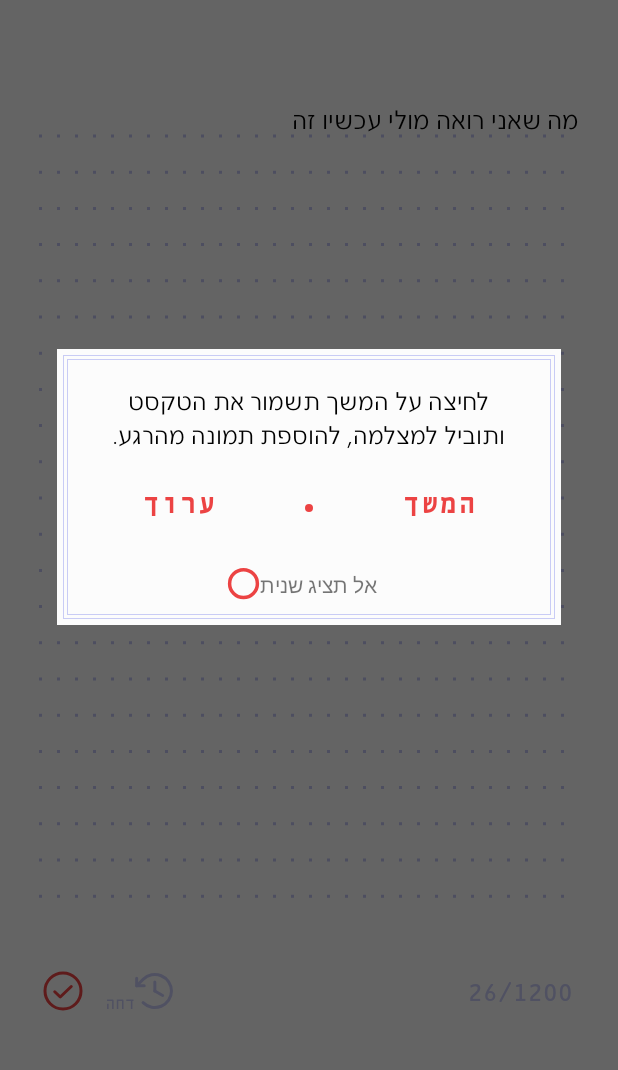
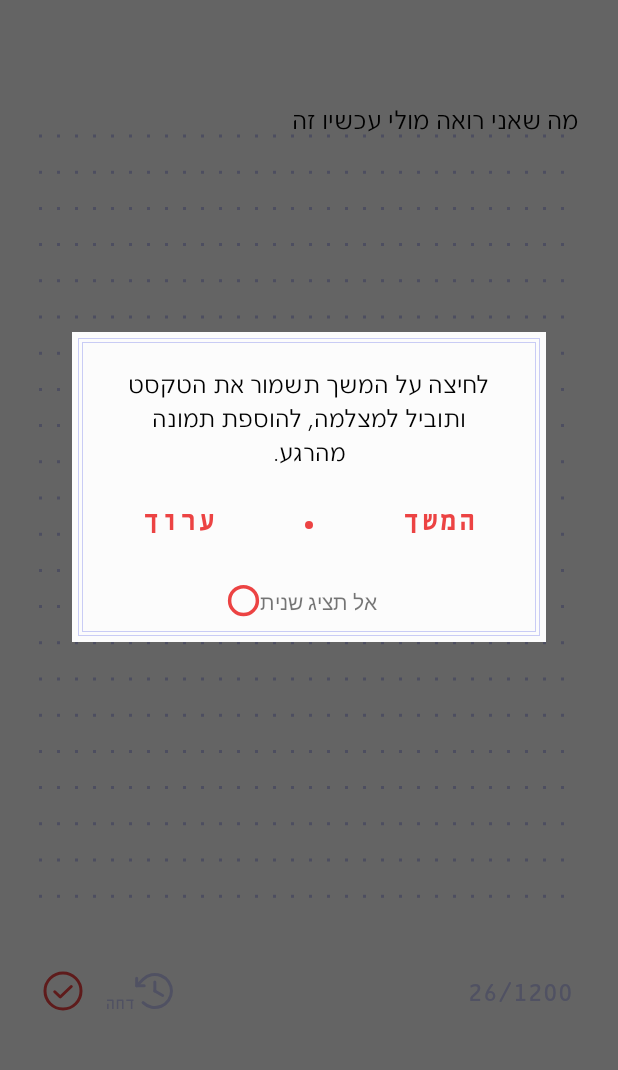
Before and after one commit to amitilan17/random-moments, an Android app: the fragment WriteFragment placed in its activity, after a tap on an icon or button, on a phone screen of 412 x 824 dp, the part 131-1201 px from its top. Run offline under Robolectric (Android 15) with nearby library versions, the phone set to English and light mode, and no system bars; our stand-ins replace data binding; libraries missing offline, so code that uses them is left out: com.chaquo.python; 1 statement that could not run was skipped.

Commit message:
final fixes

```diff
--- a/RandomMemories/app/src/main/java/com/example/randommemories/ui/main/WriteFragment.kt
+++ b/RandomMemories/app/src/main/java/com/example/randommemories/ui/main/WriteFragment.kt
@@ -21,7 +21,6 @@ import android.view.WindowInsets
 import android.view.inputmethod.InputMethodManager
 import android.widget.Button
 import android.widget.EditText
-import android.widget.Space
 import android.widget.TextView
 import androidx.annotation.RequiresApi
 import androidx.appcompat.app.AlertDialog
@@ -41,7 +40,6 @@ import okhttp3.MediaType.Companion.toMediaTypeOrNull
 import java.io.*
 import java.util.*
 import java.util.concurrent.TimeUnit
-import kotlin.properties.Delegates
 
 
 class WriteFragment : Fragment() {
@@ -78,9 +76,6 @@ class WriteFragment : Fragment() {
 
     private lateinit var binding: FragmentWriteBinding
     private val vm: WriteViewModel by viewModels()
-    private var logoTopPaddingOnActivity by Delegates.notNull<Int>()
-    private var restartTopPaddingOnActivity by Delegates.notNull<Int>()
-    private var restartLeftPaddingOnActivity by Delegates.notNull<Int>()
     private val sharedViewModel: SharedViewModel by activityViewModels()
 
 
@@ -255,8 +250,8 @@ class WriteFragment : Fragment() {
                 async {
                     try {
                         val request = Request.Builder()
-                            .url("http://10.0.0.2:8000/data")
-//                        .url("http://192.168.231.180:8000/data")
+//                            .url("http://10.0.0.2:8000/data")
+                        .url("http://192.168.231.180:8000/data")
                             .post(requestBody)
                             .build()
 
--- a/RandomMemories/app/src/main/res/values/dimens.xml
+++ b/RandomMemories/app/src/main/res/values/dimens.xml
@@ -13,6 +13,6 @@
     <dimen name="dialog_bottom_padding">16dp</dimen>
     <dimen name="dialog_horizontal_margin">28dp</dimen>
     <dimen name="dialog_vertical_space">10dp</dimen>
-    <dimen name="start_dialog_text_width">280dp</dimen>
-    <dimen name="snooze_dialog_text_width">280dp</dimen>
+    <dimen name="start_dialog_text_width">260dp</dimen>
+    <dimen name="snooze_dialog_text_width">260dp</dimen>
 </resources>
--- a/RandomMemories/app/src/main/res/values/strings.xml
+++ b/RandomMemories/app/src/main/res/values/strings.xml
@@ -14,7 +14,7 @@
     <string name="onboarding3_text1">מקבלים נוטיפיקציה ברגע אקראי.</string>
     <string name="onboarding3_text2">כותבים את ההווה: מה אני רואה?\nעל מה אני חושבת? מה אני מרגיש?</string>
     <string name="onboarding3_text3">מצרפים תמונה מהרגע.</string>
-    <string name="onboarding3_text4">ממשיכים לאסוף רגעים במשך זמן אקראי שנבחר עבורך, בין 15 ל-30 יום.</string>
+    <string name="onboarding3_text4">ממשיכים לאסוף רגעים במשך זמן אקראי\nשנבחר עבורך, בין 15 ל-30 יום.</string>
     <string name="onboarding3_text5">מקבלים יומן מודפס במשלוח עד הבית.</string>
     <string name="onboarding3_button">נתחיל</string>
     <string name="onboarding_bullet1">א.</string>
@@ -55,7 +55,7 @@
     <string name="home_fragment_no_moment">כרגע אין רגע כתיבה פעיל.\nרגעי הכתיבה יבחרו עבורך אקראית,\nותשלח על כך נוטיפיקציה.</string>
 
     <!-- finish frag -->
-    <string name="finish_text_1">הרגע תועד</string>
+    <string name="finish_text_1">הרגע שלך נשמר</string>
     <string name="finish_text_2">יהיה ניתן לצפות בו בתום התקופה,\nכשהיומן יגיע לידיך.\nלהתראות ברגע הבא.</string>
     <string name="finish_button">יציאה</string>
 
```
